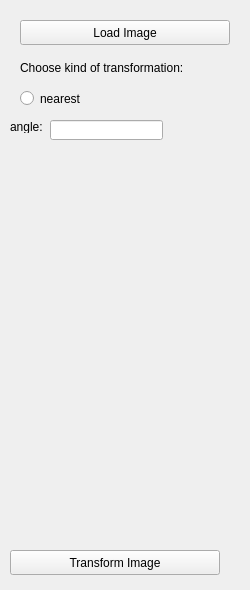
First picture: the form in optionsview.ui, repository EwelinaD/Image-processing, before the edit.
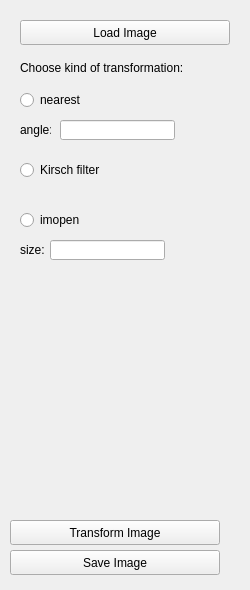
Second picture: the form after the edit.

Commit message: radiobutton blocked before loading image, blocked lineEdits when radioButton is unchecked

```diff
--- a/optionsview.ui
+++ b/optionsview.ui
@@ -36,7 +36,7 @@
    <property name="geometry">
     <rect>
      <x>10</x>
-     <y>550</y>
+     <y>520</y>
      <width>210</width>
      <height>25</height>
     </rect>
@@ -63,8 +63,8 @@
     <rect>
      <x>20</x>
      <y>90</y>
-     <width>82</width>
-     <height>17</height>
+     <width>85</width>
+     <height>20</height>
     </rect>
    </property>
    <property name="text">
@@ -74,9 +74,9 @@
   <widget class="QLineEdit" name="angleEdit">
    <property name="geometry">
     <rect>
-     <x>50</x>
+     <x>60</x>
      <y>120</y>
-     <width>113</width>
+     <width>115</width>
      <height>20</height>
     </rect>
    </property>
@@ -84,16 +84,78 @@
   <widget class="QLabel" name="angleLabel">
    <property name="geometry">
     <rect>
-     <x>10</x>
+     <x>20</x>
      <y>120</y>
-     <width>47</width>
-     <height>13</height>
+     <width>31</width>
+     <height>20</height>
     </rect>
    </property>
    <property name="text">
     <string>angle:</string>
    </property>
   </widget>
+  <widget class="QPushButton" name="saveButton">
+   <property name="geometry">
+    <rect>
+     <x>10</x>
+     <y>550</y>
+     <width>210</width>
+     <height>25</height>
+    </rect>
+   </property>
+   <property name="text">
+    <string>Save Image</string>
+   </property>
+  </widget>
+  <widget class="QRadioButton" name="kirschButton">
+   <property name="geometry">
+    <rect>
+     <x>20</x>
+     <y>160</y>
+     <width>80</width>
+     <height>20</height>
+    </rect>
+   </property>
+   <property name="text">
+    <string>Kirsch filter</string>
+   </property>
+  </widget>
+  <widget class="QRadioButton" name="imopenButton">
+   <property name="geometry">
+    <rect>
+     <x>20</x>
+     <y>210</y>
+     <width>80</width>
+     <height>20</height>
+    </rect>
+   </property>
+   <property name="text">
+    <string>imopen</string>
+   </property>
+  </widget>
+  <widget class="QLineEdit" name="sizeEdit">
+   <property name="geometry">
+    <rect>
+     <x>50</x>
+     <y>240</y>
+     <width>115</width>
+     <height>20</height>
+    </rect>
+   </property>
+  </widget>
+  <widget class="QLabel" name="sizeLabel">
+   <property name="geometry">
+    <rect>
+     <x>20</x>
+     <y>240</y>
+     <width>30</width>
+     <height>20</height>
+    </rect>
+   </property>
+   <property name="text">
+    <string>size:</string>
+   </property>
+  </widget>
  </widget>
  <resources/>
  <connections/>
```
The commit also changes 4 other files.
